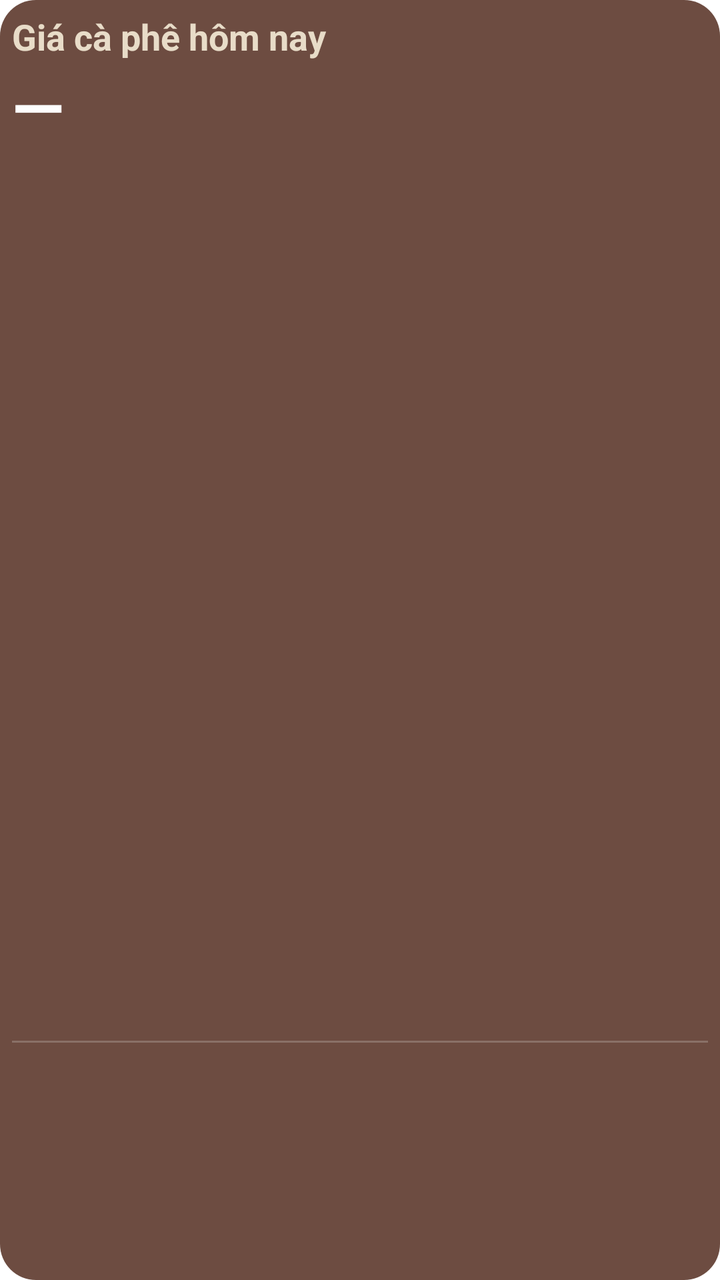
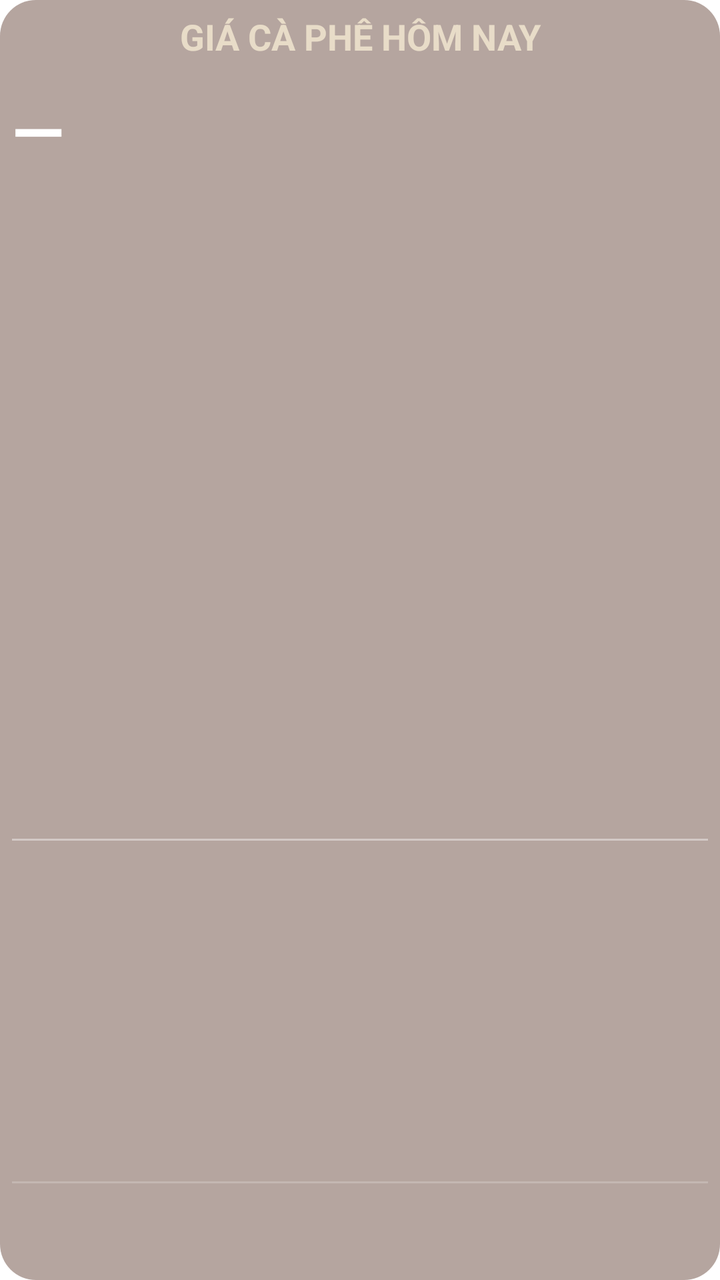

Two renders of the same Android screen: before a commit and after it. Below are the layout's source before the change and the commit's diff.
<!-- AndroidManifest.xml: fallback theme Theme.MaterialComponents.DayNight.NoActionBar -->
<!-- res/layout/widget_price_4x4.xml -->
<?xml version="1.0" encoding="utf-8"?>
<LinearLayout xmlns:android="http://schemas.android.com/apk/res/android"
    android:id="@+id/widget_root"
    android:layout_width="match_parent"
    android:layout_height="match_parent"
    android:background="@drawable/widget_bg"
    android:orientation="vertical"
    android:padding="6dp">

    
    <TextView
        android:id="@+id/title"
        android:layout_width="match_parent"
        android:layout_height="wrap_content"
        android:ellipsize="end"
        android:maxLines="1"
        android:text="Giá cà phê hôm nay"
        android:textColor="#E8DCC8"
        android:textSize="18sp"
        android:textStyle="bold" />

    
    <LinearLayout
        android:layout_width="match_parent"
        android:layout_height="wrap_content"
        android:gravity="bottom"
        android:orientation="horizontal">

        <TextView
            android:id="@+id/price"
            android:layout_width="0dp"
            android:layout_height="wrap_content"
            android:layout_weight="1"
            android:ellipsize="end"
            android:maxLines="1"
            android:text="—"
            android:textColor="#FFFFFF"
            android:textSize="34sp"
            android:textStyle="bold" />

        <TextView
            android:id="@+id/change"
            android:layout_width="wrap_content"
            android:layout_height="wrap_content"
            android:layout_marginStart="8dp"
            android:text=""
            android:textSize="22sp"
            android:textStyle="bold" />
    </LinearLayout>

    <TextView
        android:id="@+id/updated"
        android:layout_width="wrap_content"
        android:layout_height="wrap_content"
        android:text=""
        android:textColor="#B3FFFFFF"
        android:textSize="10sp"
        android:visibility="gone" />

    
    <LinearLayout
        android:id="@+id/row1"
        android:layout_width="match_parent"
        android:layout_height="0dp"
        android:layout_weight="1"
        android:gravity="center_vertical"
        android:orientation="horizontal">

        <TextView
            android:id="@+id/item_m1"
            android:layout_width="0dp"
            android:layout_height="wrap_content"
            android:layout_weight="1"
            android:ellipsize="end"
            android:maxLines="1"
            android:text=""
            android:textColor="#F5EFE6"
            android:textSize="30sp"
            android:textStyle="bold" />

        <TextView
            android:id="@+id/item_p1"
            android:layout_width="wrap_content"
            android:layout_height="wrap_content"
            android:text=""
            android:textColor="#FFFFFF"
            android:textSize="30sp"
            android:textStyle="bold" />

        <TextView
            android:id="@+id/item_c1"
            android:layout_width="wrap_content"
            android:layout_height="wrap_content"
            android:layout_marginStart="8dp"
            android:text=""
            android:textSize="20sp"
            android:textStyle="bold" />
    </LinearLayout>

    <LinearLayout
        android:id="@+id/row2"
        android:layout_width="match_parent"
        android:layout_height="0dp"
        android:layout_weight="1"
        android:gravity="center_vertical"
        android:orientation="horizontal">

        <TextView
            android:id="@+id/item_m2"
            android:layout_width="0dp"
            android:layout_height="wrap_content"
            android:layout_weight="1"
            android:ellipsize="end"
            android:maxLines="1"
            android:text=""
            android:textColor="#F5EFE6"
            android:textSize="30sp"
            android:textStyle="bold" />

        <TextView
            android:id="@+id/item_p2"
            android:layout_width="wrap_content"
            android:layout_height="wrap_content"
            android:text=""
            android:textColor="#FFFFFF"
            android:textSize="30sp"
            android:textStyle="bold" />

        <TextView
            android:id="@+id/item_c2"
            android:layout_width="wrap_content"
            android:layout_height="wrap_content"
            android:layout_marginStart="8dp"
            android:text=""
            android:textSize="20sp"
            android:textStyle="bold" />
    </LinearLayout>

    <LinearLayout
        android:id="@+id/row3"
        android:layout_width="match_parent"
        android:layout_height="0dp"
        android:layout_weight="1"
        android:gravity="center_vertical"
        android:orientation="horizontal">

        <TextView
            android:id="@+id/item_m3"
            android:layout_width="0dp"
            android:layout_height="wrap_content"
            android:layout_weight="1"
            android:ellipsize="end"
            android:maxLines="1"
            android:text=""
            android:textColor="#F5EFE6"
            android:textSize="30sp"
            android:textStyle="bold" />

        <TextView
            android:id="@+id/item_p3"
            android:layout_width="wrap_content"
            android:layout_height="wrap_content"
            android:text=""
            android:textColor="#FFFFFF"
            android:textSize="30sp"
            android:textStyle="bold" />

        <TextView
            android:id="@+id/item_c3"
            android:layout_width="wrap_content"
            android:layout_height="wrap_content"
            android:layout_marginStart="8dp"
            android:text=""
            android:textSize="20sp"
            android:textStyle="bold" />
    </LinearLayout>

    <LinearLayout
        android:id="@+id/row4"
        android:layout_width="match_parent"
        android:layout_height="0dp"
        android:layout_weight="1"
        android:gravity="center_vertical"
        android:orientation="horizontal">

        <TextView
            android:id="@+id/item_m4"
            android:layout_width="0dp"
            android:layout_height="wrap_content"
            android:layout_weight="1"
            android:ellipsize="end"
            android:maxLines="1"
            android:text=""
            android:textColor="#F5EFE6"
            android:textSize="30sp"
            android:textStyle="bold" />

        <TextView
            android:id="@+id/item_p4"
            android:layout_width="wrap_content"
            android:layout_height="wrap_content"
            android:text=""
            android:textColor="#FFFFFF"
            android:textSize="30sp"
            android:textStyle="bold" />

        <TextView
            android:id="@+id/item_c4"
            android:layout_width="wrap_content"
            android:layout_height="wrap_content"
            android:layout_marginStart="8dp"
            android:text=""
            android:textSize="20sp"
            android:textStyle="bold" />
    </LinearLayout>

    
    <TextView
        android:layout_width="match_parent"
        android:layout_height="1dp"
        android:layout_marginTop="3dp"
        android:layout_marginBottom="2dp"
        android:background="#33FFFFFF" />

    
    <LinearLayout
        android:id="@+id/row5"
        android:layout_width="match_parent"
        android:layout_height="0dp"
        android:layout_weight="1"
        android:gravity="center_vertical"
        android:orientation="horizontal">

        <TextView
            android:id="@+id/item_m5"
            android:layout_width="0dp"
            android:layout_height="wrap_content"
            android:layout_weight="1"
            android:ellipsize="end"
            android:maxLines="1"
            android:text=""
            android:textColor="#F5EFE6"
            android:textSize="30sp"
            android:textStyle="bold" />

        <TextView
            android:id="@+id/item_p5"
            android:layout_width="wrap_content"
            android:layout_height="wrap_content"
            android:text=""
            android:textColor="#FFFFFF"
            android:textSize="30sp"
            android:textStyle="bold" />

        <TextView
            android:id="@+id/item_c5"
            android:layout_width="wrap_content"
            android:layout_height="wrap_content"
            android:layout_marginStart="8dp"
            android:text=""
            android:textSize="20sp"
            android:textStyle="bold" />
    </LinearLayout>
</LinearLayout>
<!-- resources referenced by this layout -->
<resources>
  <!-- drawable widget_bg (drawable) -->
  <?xml version="1.0" encoding="utf-8"?>
  <shape xmlns:android="http://schemas.android.com/apk/res/android"
      android:shape="rectangle">
      <corners android:radius="18dp" />
      <solid android:color="#6D4C41" />
  </shape>
</resources>

<!-- the commit's change to res/layout/widget_price_4x4.xml (unified diff, before → after) -->
@@ -12,9 +12,11 @@
         android:id="@+id/title"
         android:layout_width="match_parent"
         android:layout_height="wrap_content"
+        android:layout_marginBottom="12dp"
+        android:gravity="center_horizontal"
         android:ellipsize="end"
         android:maxLines="1"
-        android:text="Giá cà phê hôm nay"
+        android:text="GIÁ CÀ PHÊ HÔM NAY"
         android:textColor="#E8DCC8"
         android:textSize="18sp"
         android:textStyle="bold" />
@@ -59,12 +61,26 @@
 
     
     <LinearLayout
-        android:id="@+id/row1"
         android:layout_width="match_parent"
         android:layout_height="0dp"
         android:layout_weight="1"
-        android:gravity="center_vertical"
-        android:orientation="horizontal">
+        android:gravity="bottom"
+        android:orientation="vertical">
+
+        
+        <TextView
+            android:layout_width="match_parent"
+            android:layout_height="1dp"
+            android:layout_marginBottom="6dp"
+            android:background="#66FFFFFF" />
+
+        
+        <LinearLayout
+            android:id="@+id/row1"
+            android:layout_width="match_parent"
+            android:layout_height="wrap_content"
+            android:gravity="center_vertical"
+            android:orientation="horizontal">
 
         <TextView
             android:id="@+id/item_m1"
@@ -100,8 +116,7 @@
     <LinearLayout
         android:id="@+id/row2"
         android:layout_width="match_parent"
-        android:layout_height="0dp"
-        android:layout_weight="1"
+        android:layout_height="wrap_content"
         android:gravity="center_vertical"
         android:orientation="horizontal">
 
@@ -139,8 +154,7 @@
     <LinearLayout
         android:id="@+id/row3"
         android:layout_width="match_parent"
-        android:layout_height="0dp"
-        android:layout_weight="1"
+        android:layout_height="wrap_content"
         android:gravity="center_vertical"
         android:orientation="horizontal">
 
@@ -178,8 +192,7 @@
     <LinearLayout
         android:id="@+id/row4"
         android:layout_width="match_parent"
-        android:layout_height="0dp"
-        android:layout_weight="1"
+        android:layout_height="wrap_content"
         android:gravity="center_vertical"
         android:orientation="horizontal">
 
@@ -226,8 +239,7 @@
     <LinearLayout
         android:id="@+id/row5"
         android:layout_width="match_parent"
-        android:layout_height="0dp"
-        android:layout_weight="1"
+        android:layout_height="wrap_content"
         android:gravity="center_vertical"
         android:orientation="horizontal">
 
@@ -261,4 +273,5 @@
             android:textSize="20sp"
             android:textStyle="bold" />
     </LinearLayout>
+    </LinearLayout>
 </LinearLayout>
<!-- resource entries referenced after the edit -->
@@ -5,7 +5,8 @@
   <shape xmlns:android="http://schemas.android.com/apk/res/android"
       android:shape="rectangle">
       <corners android:radius="18dp" />
-      <solid android:color="#6D4C41" />
+      
+      <solid android:color="#806D4C41" />
   </shape>
 </resources>
 
